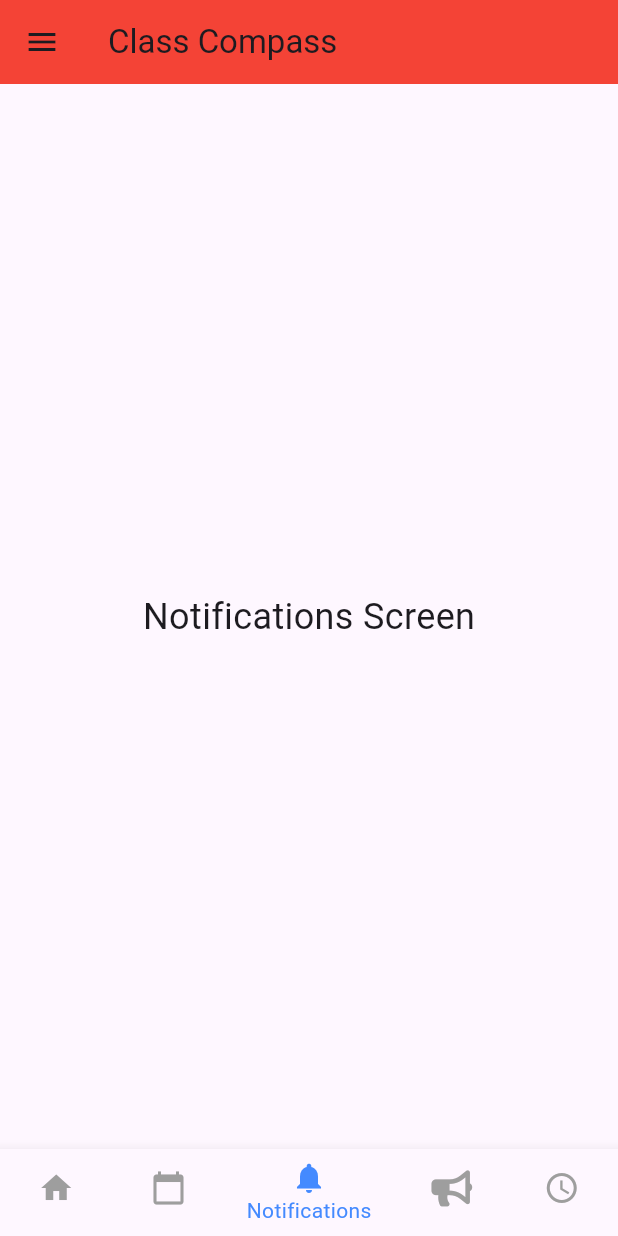
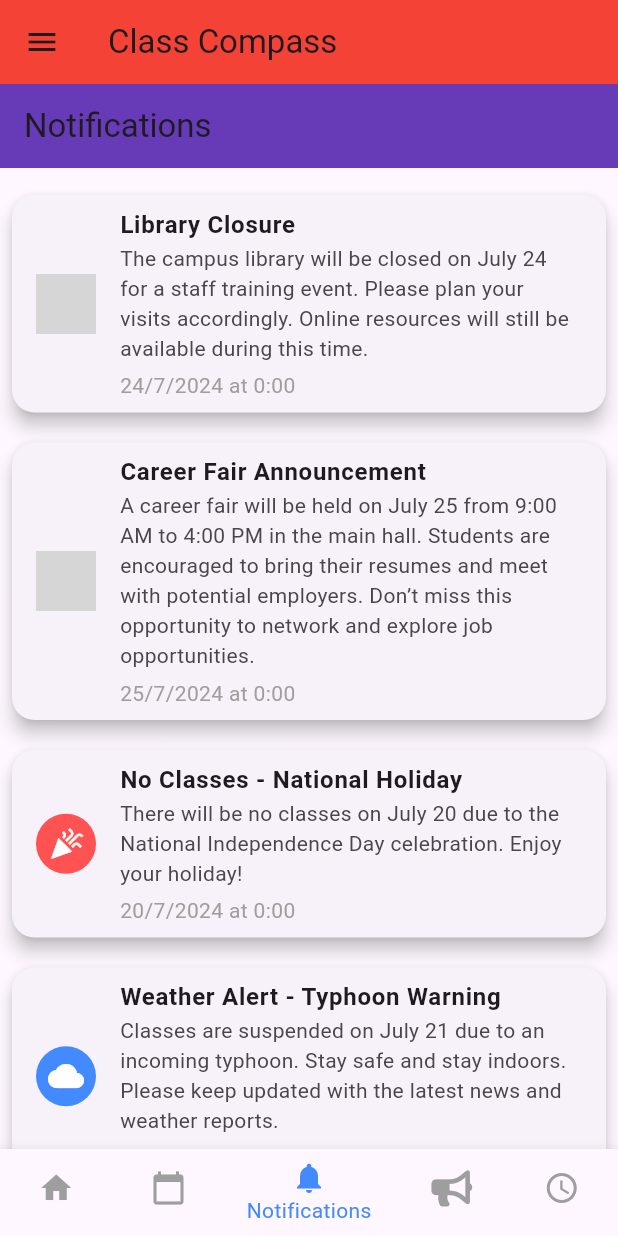
Before and after one commit to AaronCrisologo/Class-Compass-Your-University-Companion-App-, a Flutter app: the MainScreen screen opened directly, item 3 of the bottom bar chosen, on a phone screen of 412 x 824 dp. Run offline on Flutter 3.47's test engine with Material 3 defaults, Android fonts, the light colour scheme and no system bars; our stand-ins replace flutter_colorpicker, font_awesome_flutter; network calls fail; grey boxes are pictures that could not be loaded.

Commit message:
Added Initial layout for notification screen

```diff
--- a/lib/login_screen.dart
+++ b/lib/login_screen.dart
@@ -14,18 +14,18 @@ class _LoginScreenState extends State<LoginScreen> {
   String? _validateEmail(String? value) {
     const pattern = r'^[^@]+@[^@]+\.[^@]+';
     final regex = RegExp(pattern);
-    if (!regex.hasMatch(value!)) {
-      return 'Enter a valid email address';
-    }
+    // if (!regex.hasMatch(value!)) {
+    //   return 'Enter a valid email address';
+    // }
     return null;
   }
 
   String? _validatePassword(String? value) {
-    if (value == null || value.isEmpty) {
-      return 'Enter a password';
-    } else if (value.length < 6) {
-      return 'Password must be at least 6 characters';
-    }
+    // if (value == null || value.isEmpty) {
+    //   return 'Enter a password';
+    // } else if (value.length < 6) {
+    //   return 'Password must be at least 6 characters';
+    // }
     return null;
   }
 
--- a/lib/main.dart
+++ b/lib/main.dart
@@ -34,7 +34,7 @@ class _MainScreenState extends State<MainScreen> {
   static final List<Widget> _widgetOptions = <Widget>[
     HomeScreen(),
     CalendarScreen(),
-    NotificationsScreen(),
+    NotificationScreen(),
     AnnouncementsScreen(),
     ScheduleScreen(),
   ];
--- a/lib/notifications_screen.dart
+++ b/lib/notifications_screen.dart
@@ -1,13 +1,161 @@
 import 'package:flutter/material.dart';
 
-class NotificationsScreen extends StatelessWidget {
+class NotificationScreen extends StatelessWidget {
+  final List<Map<String, dynamic>> notifications = [
+    // Announcement Screen Data
+    {
+      'title': 'Library Closure',
+      'description':
+          'The campus library will be closed on July 24 for a staff training event. Please plan your visits accordingly. Online resources will still be available during this time.',
+      'type': 'announcement',
+      'date': DateTime(2024, 7, 24),
+      'profilePic': 'https://via.placeholder.com/150',
+    },
+    {
+      'title': 'Career Fair Announcement',
+      'description':
+          'A career fair will be held on July 25 from 9:00 AM to 4:00 PM in the main hall. Students are encouraged to bring their resumes and meet with potential employers. Don’t miss this opportunity to network and explore job opportunities.',
+      'type': 'announcement',
+      'date': DateTime(2024, 7, 25),
+      'profilePic': 'https://via.placeholder.com/150',
+    },
+    {
+      'title': 'No Classes - National Holiday',
+      'description':
+          'There will be no classes on July 20 due to the National Independence Day celebration. Enjoy your holiday!',
+      'type': 'holiday',
+      'date': DateTime(2024, 7, 20),
+    },
+    {
+      'title': 'Weather Alert - Typhoon Warning',
+      'description':
+          'Classes are suspended on July 21 due to an incoming typhoon. Stay safe and stay indoors. Please keep updated with the latest news and weather reports.',
+      'type': 'weather',
+      'date': DateTime(2024, 7, 21),
+    },
+    {
+      'title': 'Partial No Class - Maintenance',
+      'description':
+          'There will be a partial no class on July 22 from 10:00 AM to 12:00 PM due to maintenance work in the building. Classes during this time will be asynchronous. Please check your email for further instructions from your professors.',
+      'type': 'custom_event',
+      'date': DateTime(2024, 7, 22),
+    },
+    {
+      'title': 'Student Council Announcement',
+      'description':
+          'The Student Council will be holding a virtual town hall meeting on July 18 at 3:00 PM. All students are encouraged to attend and voice their concerns. Your participation is important for making positive changes on campus.',
+      'type': 'announcement',
+      'date': DateTime(2024, 7, 18),
+      'profilePic': 'https://via.placeholder.com/150',
+    },
+    {
+      'title': 'Upcoming Math Class',
+      'description':
+          'Don’t forget your Math class with Professor Smith at 10:00 AM. Be prepared and bring your homework. Please be on time and review the materials beforehand.',
+      'type': 'class',
+      'date': DateTime.now().add(Duration(hours: 1)),
+    },
+    {
+      'title': 'Reminder - Assignment Due',
+      'description':
+          'Your assignment for the Data Structures class is due tomorrow. Make sure to submit it before midnight. Please double-check your work and submit via the portal.',
+      'type': 'class',
+      'date': DateTime.now().add(Duration(days: 1)),
+    },
+    {
+      'title': 'COVID-19 Safety Measures Update',
+      'description':
+          'Please adhere to the updated COVID-19 safety measures on campus. Wear masks at all times, maintain social distancing, and sanitize your hands regularly. Let’s work together to keep our community safe.',
+      'type': 'announcement',
+      'date': DateTime(2024, 7, 17),
+      'profilePic': 'https://via.placeholder.com/150',
+    },
+  ];
+
   @override
   Widget build(BuildContext context) {
-    return Center(
-      child: Text(
-        'Notifications Screen',
-        style: TextStyle(fontSize: 24),
+    return Scaffold(
+      appBar: AppBar(
+        title: Text('Notifications'),
+        backgroundColor: Colors.deepPurple,
+      ),
+      body: ListView.builder(
+        padding: const EdgeInsets.all(8.0),
+        itemCount: notifications.length,
+        itemBuilder: (context, index) {
+          final notification = notifications[index];
+          return NotificationCard(notification: notification);
+        },
       ),
     );
   }
 }
+
+class NotificationCard extends StatelessWidget {
+  final Map<String, dynamic> notification;
+
+  NotificationCard({required this.notification});
+
+  @override
+  Widget build(BuildContext context) {
+    IconData icon;
+    Color iconColor;
+
+    switch (notification['type']) {
+      case 'holiday':
+        icon = Icons.celebration;
+        iconColor = Colors.redAccent;
+        break;
+      case 'weather':
+        icon = Icons.wb_cloudy;
+        iconColor = Colors.blueAccent;
+        break;
+      case 'class':
+        icon = Icons.class_;
+        iconColor = Colors.greenAccent;
+        break;
+      case 'custom_event':
+        icon = Icons.event;
+        iconColor = Colors.orangeAccent;
+        break;
+      case 'announcement':
+        icon = Icons.announcement;
+        iconColor = Colors.purpleAccent;
+        break;
+      default:
+        icon = Icons.notifications;
+        iconColor = Colors.grey;
+    }
+
+    return Card(
+      shape: RoundedRectangleBorder(
+        borderRadius: BorderRadius.circular(15.0),
+      ),
+      elevation: 5,
+      margin: const EdgeInsets.symmetric(vertical: 10.0),
+      child: ListTile(
+        leading: notification['type'] == 'announcement'
+            ? CircleAvatar(
+                backgroundImage: NetworkImage(notification['profilePic']),
+              )
+            : CircleAvatar(
+                backgroundColor: iconColor,
+                child: Icon(icon, color: Colors.white),
+              ),
+        title: Text(notification['title'],
+            style: TextStyle(fontWeight: FontWeight.bold)),
+        subtitle: Column(
+          crossAxisAlignment: CrossAxisAlignment.start,
+          children: [
+            Text(notification['description']),
+            SizedBox(height: 5),
+            Text(
+              '${notification['date'].day}/${notification['date'].month}/${notification['date'].year} at ${notification['date'].hour}:${notification['date'].minute.toString().padLeft(2, '0')}',
+              style: TextStyle(color: Colors.grey),
+            ),
+          ],
+        ),
+      ),
+    );
+  }
+}
```
